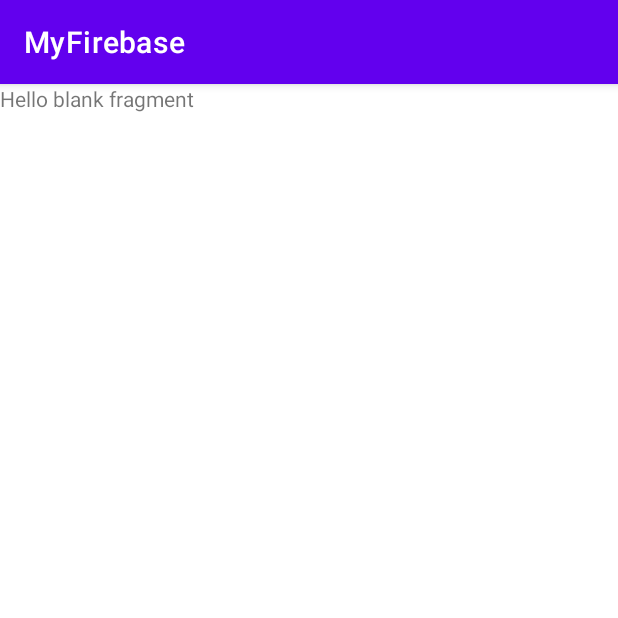
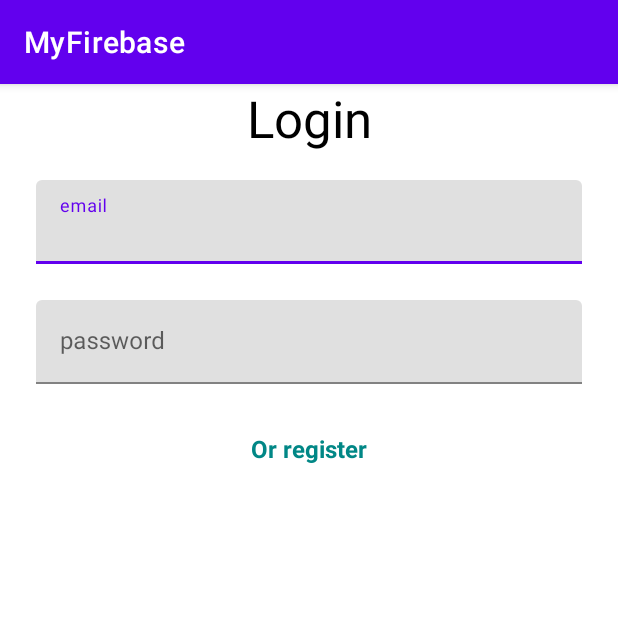
Before and after one commit to sergeyesp/MyFirebase, an Android app: the fragment LoginFragment shown on its own in the app's theme, on a phone screen of 412 x 824 dp, the top half of it. Run offline under Robolectric (Android 15) with nearby library versions, the phone set to English and light mode, and no system bars; our stand-ins replace data binding.

Commit message:
Lesson3.2

```diff
--- a/app/src/main/res/layout/fragment_login.xml
+++ b/app/src/main/res/layout/fragment_login.xml
@@ -1,21 +1,74 @@
 <?xml version="1.0" encoding="utf-8"?>
 <layout xmlns:android="http://schemas.android.com/apk/res/android"
+    xmlns:app="http://schemas.android.com/apk/res-auto"
     xmlns:tools="http://schemas.android.com/tools">
 
     <data>
 
     </data>
 
-    <FrameLayout
+    <androidx.constraintlayout.widget.ConstraintLayout
         android:layout_width="match_parent"
         android:layout_height="match_parent"
         tools:context=".screens.start.StartFragment">
 
-        <!-- TODO: Update blank fragment layout -->
         <TextView
+            android:layout_width="wrap_content"
+            android:layout_height="wrap_content"
+            android:text="@string/login"
+            android:textColor="@color/black"
+            android:textSize="34sp"
+            app:layout_constraintEnd_toEndOf="parent"
+            app:layout_constraintStart_toStartOf="parent"
+            app:layout_constraintTop_toTopOf="parent" />
+
+        <com.google.android.material.textfield.TextInputLayout
+            android:id="@+id/textInputLayout2"
             android:layout_width="match_parent"
-            android:layout_height="match_parent"
-            android:text="@string/hello_blank_fragment" />
+            android:layout_height="wrap_content"
+            android:layout_marginStart="24dp"
+            android:layout_marginTop="64dp"
+            android:layout_marginEnd="24dp"
+            android:hint="@string/email"
+            app:layout_constraintEnd_toEndOf="parent"
+            app:layout_constraintStart_toStartOf="parent"
+            app:layout_constraintTop_toTopOf="parent">
 
-    </FrameLayout>
+            <com.google.android.material.textfield.TextInputEditText
+                android:layout_width="match_parent"
+                android:layout_height="wrap_content" />
+        </com.google.android.material.textfield.TextInputLayout>
+
+        <com.google.android.material.textfield.TextInputLayout
+            android:id="@+id/textInputLayout3"
+            android:layout_width="match_parent"
+            android:layout_height="wrap_content"
+            android:layout_marginStart="24dp"
+            android:layout_marginTop="24dp"
+            android:layout_marginEnd="24dp"
+            android:hint="@string/password"
+            app:layout_constraintEnd_toEndOf="parent"
+            app:layout_constraintStart_toStartOf="parent"
+            app:layout_constraintTop_toBottomOf="@+id/textInputLayout2">
+
+            <com.google.android.material.textfield.TextInputEditText
+                android:layout_width="match_parent"
+                android:layout_height="wrap_content" />
+        </com.google.android.material.textfield.TextInputLayout>
+
+        <TextView
+            android:layout_width="wrap_content"
+            android:layout_height="wrap_content"
+            android:layout_marginTop="32dp"
+            android:text="@string/or_register"
+            android:textColor="@color/teal_700"
+            android:textStyle="bold"
+            android:textSize="16sp"
+            app:layout_constraintEnd_toEndOf="parent"
+            app:layout_constraintStart_toStartOf="parent"
+            app:layout_constraintTop_toBottomOf="@+id/textInputLayout3" />
+
+
+
+    </androidx.constraintlayout.widget.ConstraintLayout>
 </layout>
--- a/app/src/main/res/values/strings.xml
+++ b/app/src/main/res/values/strings.xml
@@ -2,4 +2,8 @@
     <string name="app_name">MyFirebase</string>
     <!-- TODO: Remove or change this placeholder text -->
     <string name="hello_blank_fragment">Hello blank fragment</string>
+    <string name="login">Login</string>
+    <string name="email">email</string>
+    <string name="password">password</string>
+    <string name="or_register">Or register</string>
 </resources>
```
